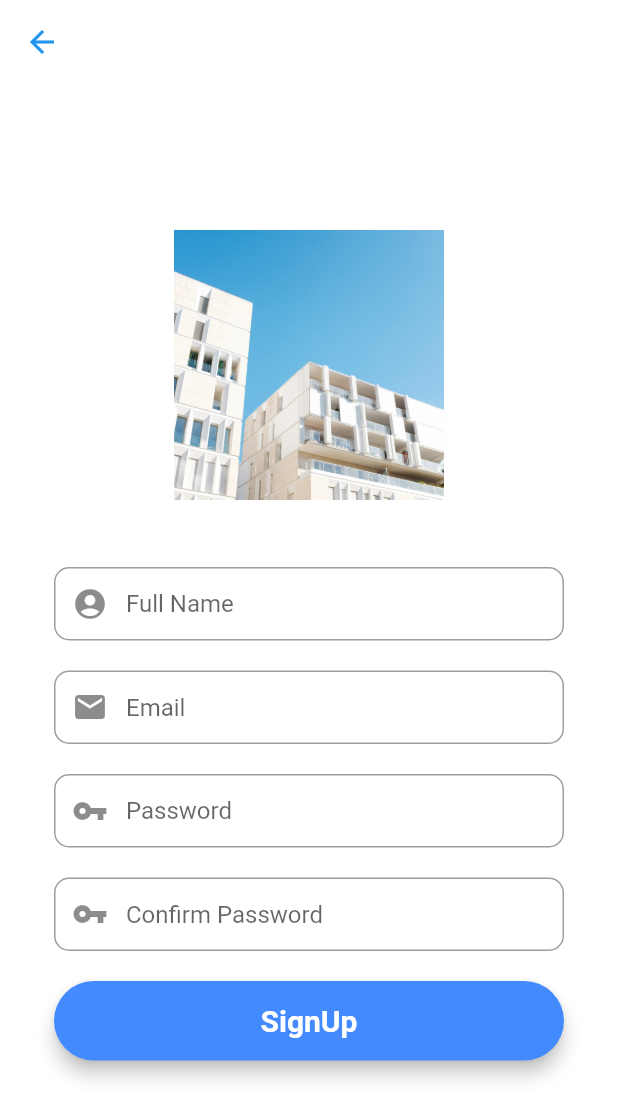
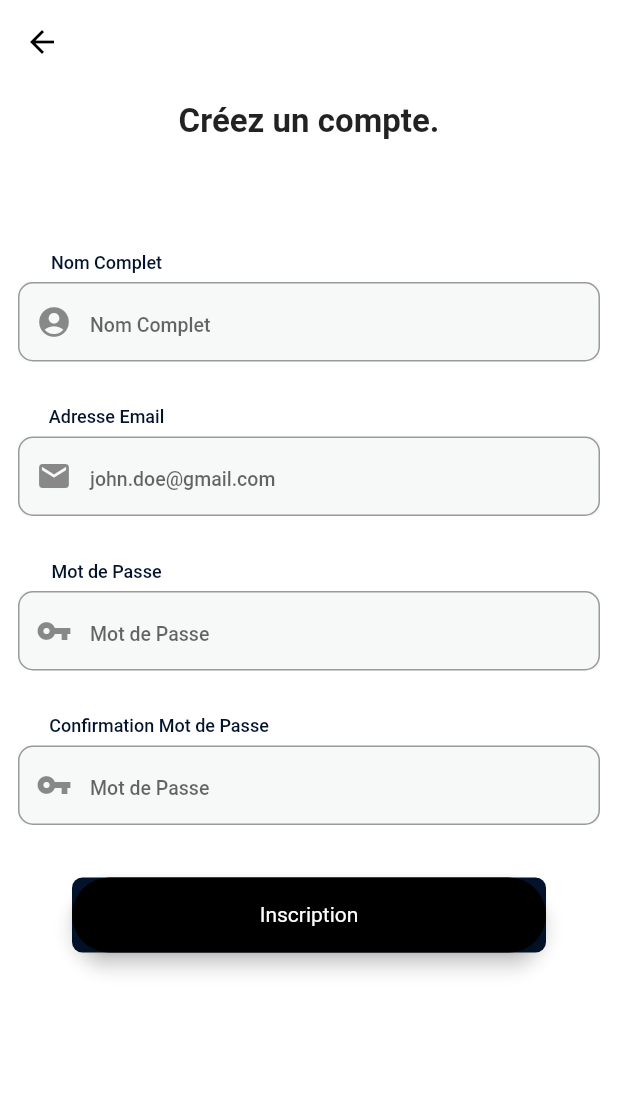
Before and after one commit to Faustharus/gallery, a Flutter app: the RegistrationScreen screen opened directly, on a phone screen of 412 x 824 dp. Shown: the top 1119 px of the screen. Run offline on Flutter 3.47's test engine with Material 2 defaults, Android fonts, the phone set to English and light mode, and no system bars; our stand-ins replace cloud_firestore, firebase_auth, firebase_core, firebase_storage, flutter_svg, fluttertoast and 2 more; missing offline and left inert: adobe_xd; accounts and stored records are empty; Roboto replaces fonts that are missing (Poppins); statements that could not run were skipped.

Commit message:
SignUp Screen updated

```diff
--- a/lib/screens/signup_screen.dart
+++ b/lib/screens/signup_screen.dart
@@ -25,32 +25,59 @@ class _RegistrationScreenState extends State<RegistrationScreen> {
   final passwordEditingController = new TextEditingController();
   final confirmPasswordEditingController = new TextEditingController();
 
-  @override
-  Widget build(BuildContext context) {
-    // First Name Field
+  // FullName Placeholder
+  final titleFullName = const Text(
+    "Nom Complet",
+    style: TextStyle(
+      fontFamily: 'Poppins',
+      fontSize: 12,
+      color: Color(0xff02132b),
+      fontWeight: FontWeight.w500,
+      height: 1.6666666666666667,
+    ),
+  );
+
+  // FullName Field
   final fullNameField = TextFormField(
     autofocus: false,
     controller: fullNameEditingController,
-      keyboardType: TextInputType.name,
     validator: (value) {
       RegExp regex = new RegExp(r'^.{6,}$');
       if (value!.isEmpty) {
-          return ("Full Name is required");
+        return ("Full Name is required for login");
       }
       if (!regex.hasMatch(value)) {
-          return ("A Name of min 6 characters is required");
+        return ("Enter a Name of Min. 6 characters");
       }
-        return null;
     },
     onSaved: (value) {
       fullNameEditingController.text = value!;
     },
-      textInputAction: TextInputAction.next,
+    textInputAction: TextInputAction.done,
+    style: const TextStyle(
+      fontFamily: 'Poppins',
+      fontSize: 13,
+      color: Color(0x6902132b),
+      fontWeight: FontWeight.w500,
+      height: 1.7692307692307692,
+    ),
     decoration: InputDecoration(
       prefixIcon: const Icon(Icons.account_circle),
       contentPadding: const EdgeInsets.fromLTRB(20, 15, 20, 15),
-        hintText: "Full Name",
+      hintText: "Nom Complet",
       border: OutlineInputBorder(borderRadius: BorderRadius.circular(10)),
+    ),
+  );
+
+  // Email Placeholder
+  final titleEmail = const Text(
+    "Adresse Email",
+    style: TextStyle(
+      fontFamily: 'Poppins',
+      fontSize: 12,
+      color: Color(0xff02132b),
+      fontWeight: FontWeight.w500,
+      height: 1.6666666666666667,
     ),
   );
 
@@ -72,11 +99,30 @@ class _RegistrationScreenState extends State<RegistrationScreen> {
       emailEditingController.text = value!;
     },
     textInputAction: TextInputAction.next,
+    style: const TextStyle(
+      fontFamily: 'Poppins',
+      fontSize: 13,
+      color: Color(0x6902132b),
+      fontWeight: FontWeight.w500,
+      height: 1.7692307692307692,
+    ),
     decoration: InputDecoration(
       prefixIcon: const Icon(Icons.mail),
       contentPadding: const EdgeInsets.fromLTRB(20, 15, 20, 15),
-        hintText: "Email",
+      hintText: "john.doe@gmail.com",
       border: OutlineInputBorder(borderRadius: BorderRadius.circular(10)),
+    ),
+  );
+
+  // Password Placeholder
+  final titlePassword = const Text(
+    "Mot de Passe",
+    style: TextStyle(
+      fontFamily: 'Poppins',
+      fontSize: 12,
+      color: Color(0xff02132b),
+      fontWeight: FontWeight.w500,
+      height: 1.6666666666666667,
     ),
   );
 
@@ -88,25 +134,44 @@ class _RegistrationScreenState extends State<RegistrationScreen> {
     validator: (value) {
       RegExp regex = new RegExp(r'^.{6,}$');
       if (value!.isEmpty) {
-          return ("A Password is required");
+        return ("Password is required for login");
       }
       if (!regex.hasMatch(value)) {
-          return ("Password (Min. of 6 characters)");
+        return ("Enter valid password (Min. of 6 characters)");
       }
     },
     onSaved: (value) {
       passwordEditingController.text = value!;
     },
-      textInputAction: TextInputAction.next,
+    textInputAction: TextInputAction.done,
+    style: const TextStyle(
+      fontFamily: 'Poppins',
+      fontSize: 13,
+      color: Color(0x6902132b),
+      fontWeight: FontWeight.w500,
+      height: 1.7692307692307692,
+    ),
     decoration: InputDecoration(
       prefixIcon: const Icon(Icons.vpn_key),
       contentPadding: const EdgeInsets.fromLTRB(20, 15, 20, 15),
-        hintText: "Password",
+      hintText: "Mot de Passe",
       border: OutlineInputBorder(borderRadius: BorderRadius.circular(10)),
     ),
   );
 
-    // Confirm Password
+  // Password Confirmation Placeholder
+  final titleConfirmPassword = const Text(
+    "Confirmation Mot de Passe",
+    style: TextStyle(
+      fontFamily: 'Poppins',
+      fontSize: 12,
+      color: Color(0xff02132b),
+      fontWeight: FontWeight.w500,
+      height: 1.6666666666666667,
+    ),
+  );
+
+  // Password Field
   final confirmPasswordField = TextFormField(
     autofocus: false,
     obscureText: true,
@@ -122,83 +187,155 @@ class _RegistrationScreenState extends State<RegistrationScreen> {
       confirmPasswordEditingController.text = value!;
     },
     textInputAction: TextInputAction.done,
+    style: const TextStyle(
+      fontFamily: 'Poppins',
+      fontSize: 13,
+      color: Color(0x6902132b),
+      fontWeight: FontWeight.w500,
+      height: 1.7692307692307692,
+    ),
     decoration: InputDecoration(
       prefixIcon: const Icon(Icons.vpn_key),
       contentPadding: const EdgeInsets.fromLTRB(20, 15, 20, 15),
-        hintText: "Confirm Password",
+      hintText: "Mot de Passe",
       border: OutlineInputBorder(borderRadius: BorderRadius.circular(10)),
     ),
   );
 
-    // SignIn Button
+  // SignUp Button
   final signUpButton = Material(
     elevation: 5,
     borderRadius: BorderRadius.circular(30),
-      color: Colors.blueAccent,
+    color: Colors.black,
+    child: const SizedBox(
+      width: 316.0,
+      height: 50,
       child: MaterialButton(
-        padding: const EdgeInsets.fromLTRB(20, 15, 20, 15),
-        minWidth: MediaQuery.of(context).size.width,
+        padding: EdgeInsets.fromLTRB(20, 15, 20, 15),
         onPressed: () {
           signUp(emailEditingController.text, passwordEditingController.text);
         },
-        child: const Text(
-          "SignUp",
+        child: Text(
+          'Inscription',
+          style: TextStyle(
+            fontFamily: 'Poppins',
+            fontSize: 14,
+            color: Color(0xffffffff),
+            fontWeight: FontWeight.w400,
+            height: 1.2142857142857142,
+          ),
+          textHeightBehavior:
+              TextHeightBehavior(applyHeightToFirstAscent: false),
           textAlign: TextAlign.center,
-          style: TextStyle(
-              fontSize: 20, color: Colors.white, fontWeight: FontWeight.bold),
+          softWrap: false,
+        ),
       ),
     ),
   );
 
+  @override
+  Widget build(BuildContext context) {
     return Scaffold(
-      backgroundColor: Colors.white,
       appBar: AppBar(
         backgroundColor: Colors.transparent,
         elevation: 0,
         leading: IconButton(
-          icon: const Icon(Icons.arrow_back, color: Colors.blue),
+          icon: const Icon(
+            Icons.arrow_back,
+            color: Colors.black,
+          ),
           onPressed: () {
-            Navigator.of(context).pop();
+            Navigator.pop(context);
           },
         ),
       ),
+      backgroundColor: Colors.white,
       body: Center(
-        child: SingleChildScrollView(
-          child: Container(
-            color: Colors.white,
           child: Padding(
-              padding: const EdgeInsets.all(36.0),
+        padding: const EdgeInsets.all(12.0),
         child: Form(
           key: _formKey,
           child: Column(
-                  mainAxisAlignment: MainAxisAlignment.center,
-                  crossAxisAlignment: CrossAxisAlignment.center,
             children: <Widget>[
-                    SizedBox(
-                      height: 180,
-                      child: Image.asset(
-                        "assets/Residence.png",
-                        fit: BoxFit.contain,
+              const SizedBox(
+                height: 50,
+                child: Text(
+                  "Créez un compte.",
+                  style: TextStyle(fontSize: 22, fontWeight: FontWeight.bold),
+                  textAlign: TextAlign.center,
                 ),
               ),
               const SizedBox(height: 45),
-                    fullNameField,
-                    const SizedBox(height: 20),
-                    emailField,
-                    const SizedBox(height: 20),
-                    passwordField,
-                    const SizedBox(height: 20),
-                    confirmPasswordField,
-                    const SizedBox(height: 20),
-                    signUpButton,
-                    const SizedBox(height: 20),
+              Column(
+                children: [
+                  Padding(
+                    padding: const EdgeInsets.fromLTRB(0, 0, 270.0, 5),
+                    child: titleFullName,
+                  ),
+                  Container(
+                      decoration: BoxDecoration(
+                        color: const Color(0x0802132b),
+                        borderRadius: BorderRadius.circular(7.0),
+                      ),
+                      child: fullNameField),
+                ],
+              ),
+              const SizedBox(height: 25),
+              Column(
+                children: [
+                  Padding(
+                    padding: const EdgeInsets.fromLTRB(0, 0, 270.0, 5),
+                    child: titleEmail,
+                  ),
+                  Container(
+                      decoration: BoxDecoration(
+                        color: const Color(0x0802132b),
+                        borderRadius: BorderRadius.circular(7.0),
+                      ),
+                      child: emailField),
+                ],
+              ),
+              const SizedBox(height: 25),
+              Column(
+                children: [
+                  Padding(
+                    padding: const EdgeInsets.fromLTRB(0, 0, 270.0, 5),
+                    child: titlePassword,
+                  ),
+                  Container(
+                      decoration: BoxDecoration(
+                        color: const Color(0x0802132b),
+                        borderRadius: BorderRadius.circular(7.0),
+                      ),
+                      child: passwordField),
+                ],
+              ),
+              const SizedBox(height: 25),
+              Column(
+                children: [
+                  Padding(
+                    padding: const EdgeInsets.fromLTRB(0, 0, 200.0, 5),
+                    child: titleConfirmPassword,
+                  ),
+                  Container(
+                      decoration: BoxDecoration(
+                        color: const Color(0x0802132b),
+                        borderRadius: BorderRadius.circular(7.0),
+                      ),
+                      child: confirmPasswordField),
+                ],
+              ),
+              const SizedBox(height: 35),
+              Container(
+                  decoration: BoxDecoration(
+                    color: const Color(0xff02132b),
+                    borderRadius: BorderRadius.circular(7.0),
+                  ),
+                  child: signUpButton),
             ],
           ),
         ),
-            ),
-          ),
-        ),
-      ),
+      )),
     );
   }
 
```
Lines whose indentation alone changed are shown as unchanged.
